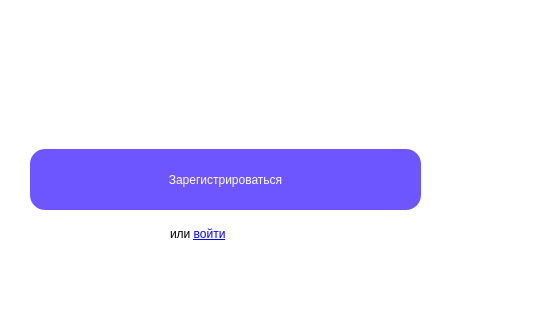
AssasinNik/meow, file project/mainwindow.ui: the form before one commit; both pictures show x 0 to 551 and y 191 to 511 of the 921 by 511 pixel window.
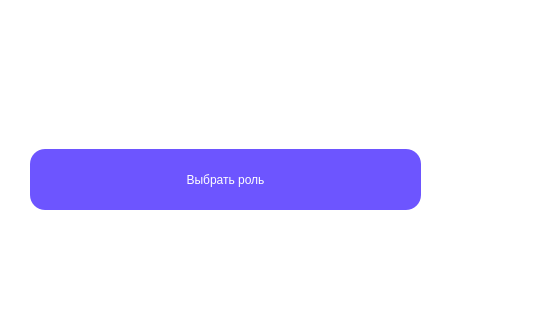
The form after the commit. Icons and pictures are not drawn.

What changed in the file:
```diff
--- a/project/mainwindow.ui
+++ b/project/mainwindow.ui
@@ -57,7 +57,7 @@
 }</string>
     </property>
     <property name="text">
-     <string>Зарегистрироваться</string>
+     <string>Выбрать роль</string>
     </property>
     <property name="default">
      <bool>false</bool>
@@ -163,23 +163,6 @@
      <string/>
     </property>
    </widget>
-   <widget class="QLabel" name="label_4">
-    <property name="geometry">
-     <rect>
-      <x>170</x>
-      <y>410</y>
-      <width>111</width>
-      <height>31</height>
-     </rect>
-    </property>
-    <property name="styleSheet">
-     <string notr="true">color: rgb(0, 0, 0);
-font: 14pt &quot;Karla&quot;;</string>
-    </property>
-    <property name="text">
-     <string>или &lt;a href=&quot;login&quot;&gt;войти&lt;/a&gt;</string>
-    </property>
-   </widget>
   </widget>
  </widget>
  <resources>
```
